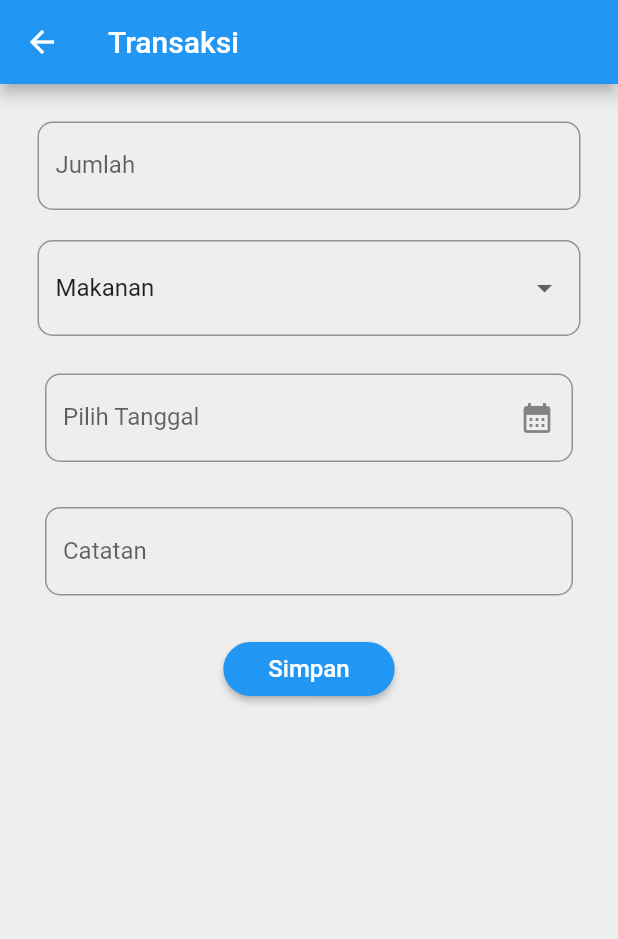
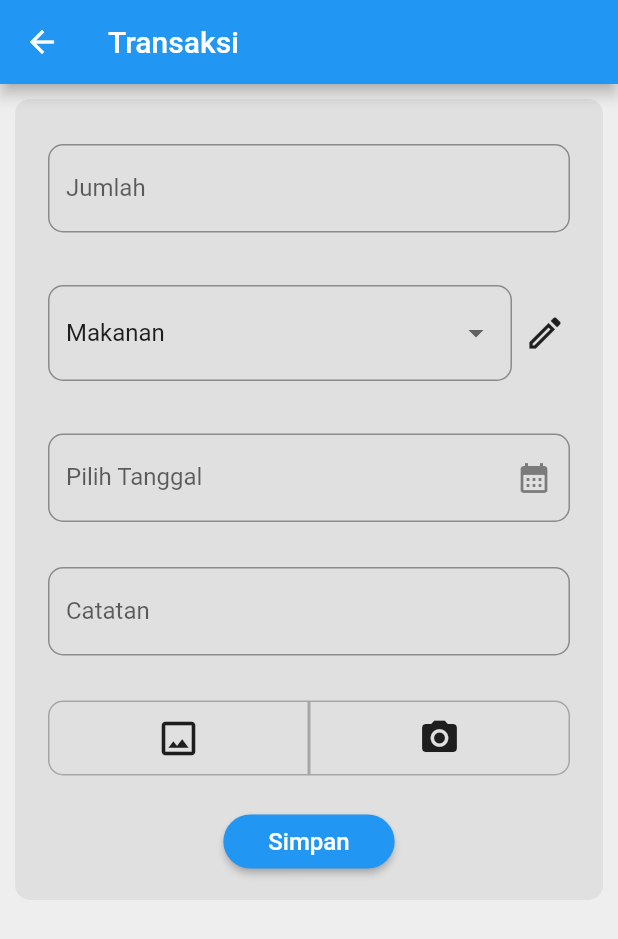
Before and after one commit to nisa604/money_freedom, a Flutter app: the CreateTransaction screen opened directly, on a phone screen of 412 x 824 dp. Shown: the top 939 px of the screen. Run offline on Flutter 3.47's test engine with Material 2 defaults, Android fonts, the phone set to English and light mode, and no system bars; our stand-ins replace google_fonts, image_picker; missing offline and left inert: filter_list.

Commit message:
Benerin Transaksi

```diff
--- a/lib/Screens/create_transaction.dart
+++ b/lib/Screens/create_transaction.dart
@@ -1,5 +1,8 @@
+import 'dart:io';
 import 'package:flutter/material.dart';
+import 'package:moneyfreedom/Screens/kategori_page.dart';
 import 'package:intl/intl.dart';
+import 'package:image_picker/image_picker.dart';
 
 class CreateTransaction extends StatefulWidget {
   const CreateTransaction({Key? key}) : super(key: key);
@@ -13,13 +16,32 @@ class _CreateTransactionState extends State<CreateTransaction> {
   List<String> list = ['Makanan', 'Transportasi','Uang Kost'];
   late String dropDownValue = list.first;
 
+  File? image;
+
+  Future getImage() async{
+    final ImagePicker _picker = ImagePicker();
+    final XFile? imagePicked =
+      await _picker.pickImage(source: ImageSource.gallery);
+    image = File(imagePicked!.path);
+    setState(() {
+    });
+  }
+
+  Future getCamera() async{
+    final ImagePicker _picker = ImagePicker();
+    final XFile? imagePicked =
+    await _picker.pickImage(source: ImageSource.camera);
+    image = File(imagePicked!.path);
+    setState(() {
+    });
+  }
+
 
   @override
   void initState(){
     super.initState();
     dateController.text = "";
   }
-
 
   @override
   Widget build(BuildContext context) {
@@ -28,12 +50,19 @@ class _CreateTransactionState extends State<CreateTransaction> {
       appBar: AppBar(
         title: const Text('Transaksi'),
       ),
-      body: Padding(
-        padding: const EdgeInsets.all(15),
+      body: Container(
+        padding: const EdgeInsets.all(10),
+        child: Container(
+          decoration: BoxDecoration(
+            color: Colors.grey.shade300,
+            borderRadius: const BorderRadius.all(Radius.circular(10)),
+          ),
+          child: SingleChildScrollView(
+            padding: const EdgeInsets.fromLTRB(7, 15, 7, 15),
             child: Column(
               children: [
                 Padding(
-              padding: const EdgeInsets.all(10),
+                  padding: const EdgeInsets.all(15),
                   child: TextFormField(
                     keyboardType: TextInputType.number,
                     decoration: InputDecoration(
@@ -45,9 +74,11 @@ class _CreateTransactionState extends State<CreateTransaction> {
                     ),
                   ),
                 ),
-            Padding(
-              padding:  const EdgeInsets.all(10),
-              child: DropdownButtonFormField(
+                Container(
+                  margin: const EdgeInsets.fromLTRB(15, 20, 15, 20),
+                  child: Row(
+                    children: [
+                        Expanded(flex: 8,child: DropdownButtonFormField(
                           decoration: InputDecoration(
                             border: OutlineInputBorder(
                               borderRadius: BorderRadius.circular(10),
@@ -63,6 +94,16 @@ class _CreateTransactionState extends State<CreateTransaction> {
                           hint: const Text('Kategori'),
                           onChanged: (String? value){
                           },
+                          ),
+                        ),
+                      Expanded(
+                        child: IconButton(
+                            onPressed: () => Navigator.of(context)
+                                .push(MaterialPageRoute(builder: (context)=>kategori_page())),
+                            icon: const Icon(Icons.create_outlined, size: 28,)
+                        ),
+                        ),
+                    ],
                   ),
                 ),
                 Padding(
@@ -106,6 +147,59 @@ class _CreateTransactionState extends State<CreateTransaction> {
                     ),
                   ),
                 ),
+                Container(
+                  margin: const EdgeInsets.fromLTRB(15, 5, 15, 20),
+                  decoration: BoxDecoration(
+                    color: Colors.grey.shade300,
+                    borderRadius: const BorderRadius.all(Radius.circular(10)),
+                  ),child: Row(
+                    children: [
+                      image != null ? Container(
+                          height: 200,
+                          width: MediaQuery.of(context).size.width,
+                          child: Image.file(image!, fit: BoxFit.cover)
+                      ) : Container(),
+                      Expanded(
+                        child: Container(
+                          decoration: BoxDecoration(
+                              color: Colors.grey.shade300,
+                              borderRadius: const BorderRadius.only(
+                                  topLeft: Radius.circular(10),
+                                  bottomLeft: Radius.circular(10)
+                              ),
+                              border: Border.all(
+                                  width: 1,color: Colors.black26)
+                          ),
+                          child: IconButton(
+                              onPressed: () async{
+                                await getImage();
+                              },
+                              icon:const Icon(Icons.crop_original_outlined, size: 30,)
+                          ),
+                        ),
+                      ),
+                      Expanded(
+                        child: Container(
+                          decoration: BoxDecoration(
+                              color: Colors.grey.shade300,
+                              borderRadius: const BorderRadius.only(
+                                  topRight: Radius.circular(10),
+                                  bottomRight: Radius.circular(10)
+                              ),
+                              border: Border.all(
+                                  width: 1,color: Colors.black26)
+                          ),
+                          child: IconButton(
+                              onPressed: () async{
+                                await getCamera();
+                              },
+                              icon:const Icon(Icons.photo_camera, size: 28,)
+                          ),
+                        ),
+                      ),
+                  ],
+                ),
+                ),
                 ElevatedButton(
                   onPressed: (){},
                   style: ElevatedButton.styleFrom(
@@ -122,7 +216,9 @@ class _CreateTransactionState extends State<CreateTransaction> {
                 ),
               ],
             ),
-      )
+          ),
+        ),
+      ),
     );
   }
 }
--- a/pubspec.yaml
+++ b/pubspec.yaml
@@ -40,6 +40,7 @@ dependencies:
   calendar_appbar: ^0.0.6
   filter_list: ^1.0.2
   sqflite: ^2.2.4+1
+  image_picker: ^0.8.7
 
 dev_dependencies:
   flutter_test:
```
Also changed, not shown: lib/Screens/kategori_page.dart (added, +29 -0 lines), pubspec.lock. Lines whose indentation alone changed are shown as unchanged.
